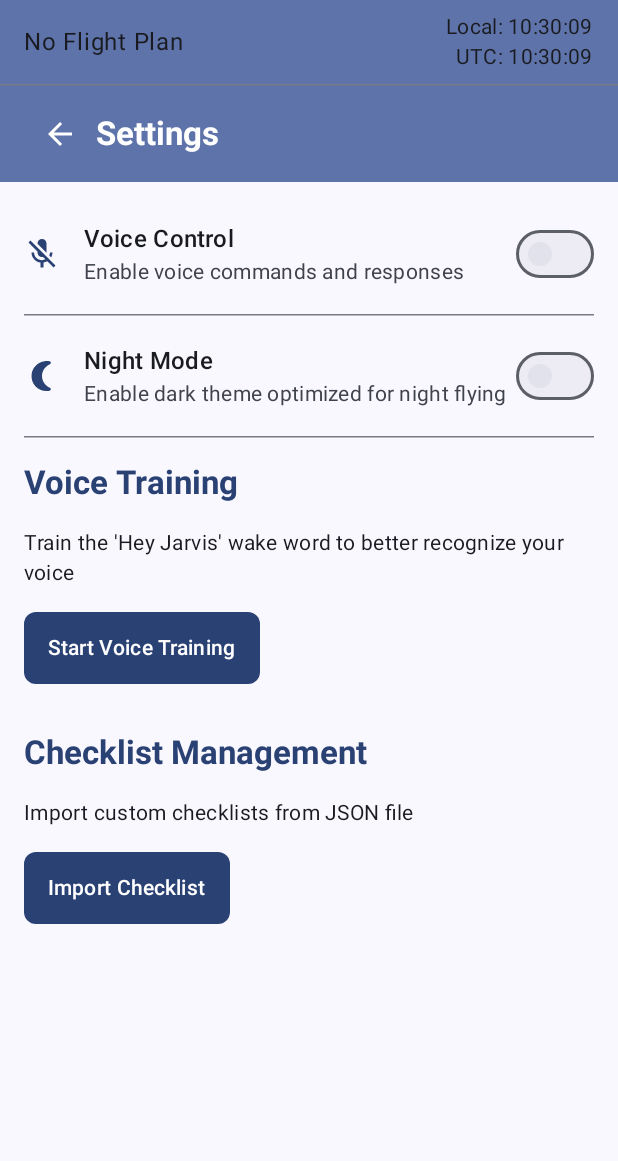
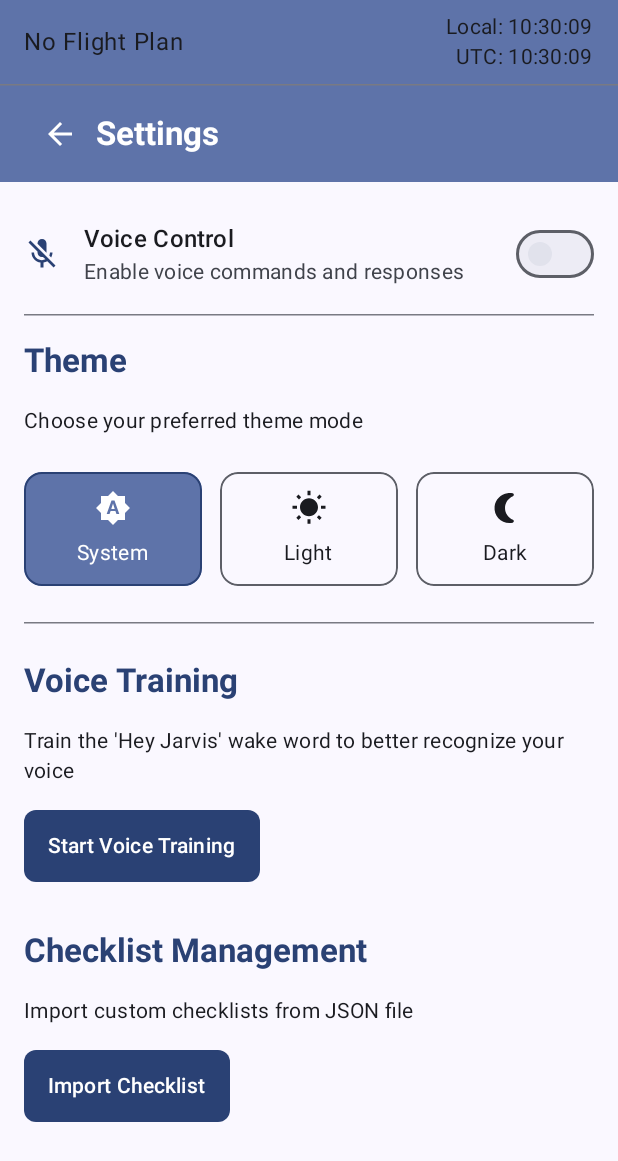
Before and after one commit to dpcsar/Jarvis, an Android app built with Jetpack Compose: the screen it shows after launch (MainActivity), after a tap on "Settings", on a phone screen of 412 x 824 dp. Shown: the top 1161 px of the screen. Run offline under Robolectric (Android 15) with nearby library versions, the phone set to English and light mode, and no system bars.

Commit message:
Refactor night mode to theme selection
This commit replaces the boolean "night mode" setting with a more flexible "theme mode" setting.

Users can now choose between:
- System default theme
- Light theme
- Dark theme

The `UserPreferences` class has been updated to store and retrieve the `ThemeMode` enum. The `SettingsScreen` now displays a selection UI for these options, and `MainActivity` dynamically applies the chosen theme.

```diff
--- a/app/src/main/java/site/jarviscopilot/jarvis/MainActivity.kt
+++ b/app/src/main/java/site/jarviscopilot/jarvis/MainActivity.kt
@@ -4,6 +4,7 @@ import android.os.Bundle
 import androidx.activity.ComponentActivity
 import androidx.activity.compose.setContent
 import androidx.activity.enableEdgeToEdge
+import androidx.compose.foundation.isSystemInDarkTheme
 import androidx.compose.foundation.layout.fillMaxSize
 import androidx.compose.foundation.layout.padding
 import androidx.compose.material3.MaterialTheme
@@ -15,11 +16,13 @@ import androidx.compose.runtime.mutableStateOf
 import androidx.compose.runtime.remember
 import androidx.compose.ui.Modifier
 import androidx.compose.ui.tooling.preview.Preview
+import androidx.compose.ui.platform.LocalContext
 import androidx.navigation.compose.rememberNavController
 import site.jarviscopilot.jarvis.ui.components.JarvisToast
 import site.jarviscopilot.jarvis.ui.navigation.JarvisNavHost
 import site.jarviscopilot.jarvis.ui.theme.JarvisTheme
 import site.jarviscopilot.jarvis.util.UserPreferences
+import site.jarviscopilot.jarvis.util.ThemeMode
 
 class MainActivity : ComponentActivity() {
 
@@ -35,11 +38,20 @@ class MainActivity : ComponentActivity() {
 
 @Composable
 fun JarvisApp() {
-    val context = androidx.compose.ui.platform.LocalContext.current
+    val context = LocalContext.current
     val userPreferences = remember { UserPreferences.getInstance(context) }
-    val isDarkTheme = userPreferences.nightModeFlow.collectAsState(initial = userPreferences.isNightModeEnabled())
 
-    JarvisTheme(darkTheme = isDarkTheme.value) {
+    // Collect the theme mode from UserPreferences
+    val themeMode = userPreferences.themeModeFlow.collectAsState(initial = userPreferences.getThemeMode())
+
+    // Determine if dark theme should be used based on the selected theme mode
+    val isDarkTheme = when (themeMode.value) {
+        ThemeMode.SYSTEM -> isSystemInDarkTheme()
+        ThemeMode.LIGHT -> false
+        ThemeMode.DARK -> true
+    }
+
+    JarvisTheme(darkTheme = isDarkTheme) {
         val navController = rememberNavController()
         val showToast = remember { mutableStateOf(false) }
         val toastMessage = remember { mutableStateOf("") }
--- a/app/src/main/java/site/jarviscopilot/jarvis/ui/screens/SettingsScreen.kt
+++ b/app/src/main/java/site/jarviscopilot/jarvis/ui/screens/SettingsScreen.kt
@@ -4,15 +4,21 @@ import androidx.compose.foundation.background
 import androidx.compose.foundation.layout.*
 import androidx.compose.foundation.rememberScrollState
 import androidx.compose.foundation.verticalScroll
+import androidx.compose.foundation.border
+import androidx.compose.foundation.clickable
+import androidx.compose.foundation.shape.RoundedCornerShape
 import androidx.compose.material.icons.Icons
 import androidx.compose.material.icons.automirrored.filled.ArrowBack
 import androidx.compose.material.icons.filled.Mic
 import androidx.compose.material.icons.filled.MicOff
 import androidx.compose.material.icons.filled.NightlightRound
+import androidx.compose.material.icons.filled.WbSunny
+import androidx.compose.material.icons.filled.BrightnessAuto
 import androidx.compose.material3.*
 import androidx.compose.runtime.*
 import androidx.compose.ui.Alignment
 import androidx.compose.ui.Modifier
+import androidx.compose.ui.draw.clip
 import androidx.compose.ui.platform.LocalContext
 import androidx.compose.ui.text.font.FontWeight
 import androidx.compose.ui.tooling.preview.Preview
@@ -22,6 +28,7 @@ import site.jarviscopilot.jarvis.ui.theme.JarvisTheme
 import site.jarviscopilot.jarvis.util.PermissionHandler
 import site.jarviscopilot.jarvis.util.RequestAudioPermission
 import site.jarviscopilot.jarvis.util.UserPreferences
+import site.jarviscopilot.jarvis.util.ThemeMode
 
 @Composable
 fun SettingsScreen(
@@ -33,7 +40,7 @@ fun SettingsScreen(
 
     // State for settings - initialize from UserPreferences
     var useVoiceControl by remember { mutableStateOf(userPreferences.isVoiceControlEnabled()) }
-    var useNightMode by remember { mutableStateOf(userPreferences.isNightModeEnabled()) }
+    var themeMode by remember { mutableStateOf(userPreferences.getThemeMode()) }
     var showToast by remember { mutableStateOf(false) }
     var toastMessage by remember { mutableStateOf("") }
 
@@ -135,21 +142,35 @@ fun SettingsScreen(
 
             HorizontalDivider(modifier = Modifier.padding(vertical = 8.dp))
 
-            // Night Mode Setting
-            SettingSwitchItem(
-                title = "Night Mode",
-                description = "Enable dark theme optimized for night flying",
-                icon = Icons.Default.NightlightRound,
-                isChecked = useNightMode,
-                onCheckedChange = { isChecked ->
-                    useNightMode = isChecked
-                    userPreferences.setNightModeEnabled(isChecked)
-                    toastMessage = if (isChecked) "Night mode enabled" else "Night mode disabled"
+            // Theme Mode Selection
+            SettingsSectionHeader(title = "Theme")
+
+            Spacer(modifier = Modifier.height(8.dp))
+
+            Text(
+                text = "Choose your preferred theme mode",
+                style = MaterialTheme.typography.bodyMedium,
+                color = MaterialTheme.colorScheme.onBackground
+            )
+
+            Spacer(modifier = Modifier.height(16.dp))
+
+            ThemeSelectionItem(
+                selectedTheme = themeMode,
+                onThemeSelected = { newThemeMode ->
+                    themeMode = newThemeMode
+                    userPreferences.setThemeMode(newThemeMode)
+                    val themeName = when(newThemeMode) {
+                        ThemeMode.SYSTEM -> "System default"
+                        ThemeMode.LIGHT -> "Light mode"
+                        ThemeMode.DARK -> "Dark mode"
+                    }
+                    toastMessage = "$themeName selected"
                     showToast = true
                 }
             )
 
-            HorizontalDivider(modifier = Modifier.padding(vertical = 8.dp))
+            HorizontalDivider(modifier = Modifier.padding(vertical = 16.dp))
 
             // Voice Training Section
             SettingsSectionHeader(title = "Voice Training")
@@ -261,6 +282,102 @@ fun SettingsSectionHeader(title: String) {
     )
 }
 
+@Composable
+fun ThemeSelectionItem(
+    selectedTheme: ThemeMode,
+    onThemeSelected: (ThemeMode) -> Unit
+) {
+    Row(
+        modifier = Modifier
+            .fillMaxWidth()
+            .padding(vertical = 8.dp),
+        horizontalArrangement = Arrangement.spacedBy(12.dp)
+    ) {
+        // System Theme Option
+        ThemeOption(
+            title = "System",
+            icon = Icons.Default.BrightnessAuto,
+            isSelected = selectedTheme == ThemeMode.SYSTEM,
+            onClick = { onThemeSelected(ThemeMode.SYSTEM) },
+            modifier = Modifier.weight(1f)
+        )
+
+        // Light Theme Option
+        ThemeOption(
+            title = "Light",
+            icon = Icons.Default.WbSunny,
+            isSelected = selectedTheme == ThemeMode.LIGHT,
+            onClick = { onThemeSelected(ThemeMode.LIGHT) },
+            modifier = Modifier.weight(1f)
+        )
+
+        // Dark Theme Option
+        ThemeOption(
+            title = "Dark",
+            icon = Icons.Default.NightlightRound,
+            isSelected = selectedTheme == ThemeMode.DARK,
+            onClick = { onThemeSelected(ThemeMode.DARK) },
+            modifier = Modifier.weight(1f)
+        )
+    }
+}
+
+@Composable
+fun ThemeOption(
+    title: String,
+    icon: androidx.compose.ui.graphics.vector.ImageVector,
+    isSelected: Boolean,
+    onClick: () -> Unit,
+    modifier: Modifier = Modifier
+) {
+    val backgroundColor = if (isSelected) {
+        MaterialTheme.colorScheme.primaryContainer
+    } else {
+        MaterialTheme.colorScheme.surface
+    }
+
+    val borderColor = if (isSelected) {
+        MaterialTheme.colorScheme.primary
+    } else {
+        MaterialTheme.colorScheme.outline
+    }
+
+    val contentColor = if (isSelected) {
+        MaterialTheme.colorScheme.onPrimaryContainer
+    } else {
+        MaterialTheme.colorScheme.onSurface
+    }
+
+    Column(
+        modifier = modifier
+            .clip(RoundedCornerShape(12.dp))
+            .border(
+                width = 1.dp,
+                color = borderColor,
+                shape = RoundedCornerShape(12.dp)
+            )
+            .background(backgroundColor)
+            .clickable(onClick = onClick)
+            .padding(12.dp),
+        horizontalAlignment = Alignment.CenterHorizontally,
+        verticalArrangement = Arrangement.Center
+    ) {
+        Icon(
+            imageVector = icon,
+            contentDescription = "$title theme",
+            tint = contentColor
+        )
+
+        Spacer(modifier = Modifier.height(8.dp))
+
+        Text(
+            text = title,
+            style = MaterialTheme.typography.bodyMedium,
+            color = contentColor
+        )
+    }
+}
+
 // Preview composable that shows the UI in both light and dark modes
 @Preview( name = "Light Mode", apiLevel = 35, showBackground = true )
 @Composable
--- a/app/src/main/java/site/jarviscopilot/jarvis/util/UserPreferences.kt
+++ b/app/src/main/java/site/jarviscopilot/jarvis/util/UserPreferences.kt
@@ -7,15 +7,20 @@ import kotlinx.coroutines.flow.MutableStateFlow
 import kotlinx.coroutines.flow.StateFlow
 import kotlinx.coroutines.flow.asStateFlow
 
+// Enum class for theme mode options
+enum class ThemeMode {
+    SYSTEM, LIGHT, DARK
+}
+
 // Handles storing and retrieving user preferences
 class UserPreferences(context: Context) {
 
     private val sharedPreferences: SharedPreferences = context
         .getSharedPreferences(PREFS_NAME, Context.MODE_PRIVATE)
 
-    // StateFlow for night mode updates
-    private val _nightModeFlow = MutableStateFlow(isNightModeEnabled())
-    val nightModeFlow: StateFlow<Boolean> = _nightModeFlow.asStateFlow()
+    // StateFlow for theme mode updates
+    private val _themeModeFlow = MutableStateFlow(getThemeMode())
+    val themeModeFlow: StateFlow<ThemeMode> = _themeModeFlow.asStateFlow()
 
     fun isVoiceControlEnabled(): Boolean {
         return sharedPreferences.getBoolean(KEY_VOICE_CONTROL_ENABLED, false)
@@ -27,22 +32,27 @@ class UserPreferences(context: Context) {
         }
     }
 
-    fun isNightModeEnabled(): Boolean {
-        return sharedPreferences.getBoolean(KEY_NIGHT_MODE_ENABLED, false)
+    fun getThemeMode(): ThemeMode {
+        val themeModeString = sharedPreferences.getString(KEY_THEME_MODE, ThemeMode.SYSTEM.name)
+        return try {
+            ThemeMode.valueOf(themeModeString ?: ThemeMode.SYSTEM.name)
+        } catch (_: IllegalArgumentException) {
+            ThemeMode.SYSTEM
+        }
     }
 
-    fun setNightModeEnabled(enabled: Boolean) {
+    fun setThemeMode(mode: ThemeMode) {
         sharedPreferences.edit {
-            putBoolean(KEY_NIGHT_MODE_ENABLED, enabled)
+            putString(KEY_THEME_MODE, mode.name)
         }
-        // Update the StateFlow when night mode changes
-        _nightModeFlow.value = enabled
+        // Update the StateFlow when theme mode changes
+        _themeModeFlow.value = mode
     }
 
     companion object {
         private const val PREFS_NAME = "jarvis_preferences"
         private const val KEY_VOICE_CONTROL_ENABLED = "voice_control_enabled"
-        private const val KEY_NIGHT_MODE_ENABLED = "night_mode_enabled"
+        private const val KEY_THEME_MODE = "theme_mode"
 
         // Singleton instance
         @Volatile
```
